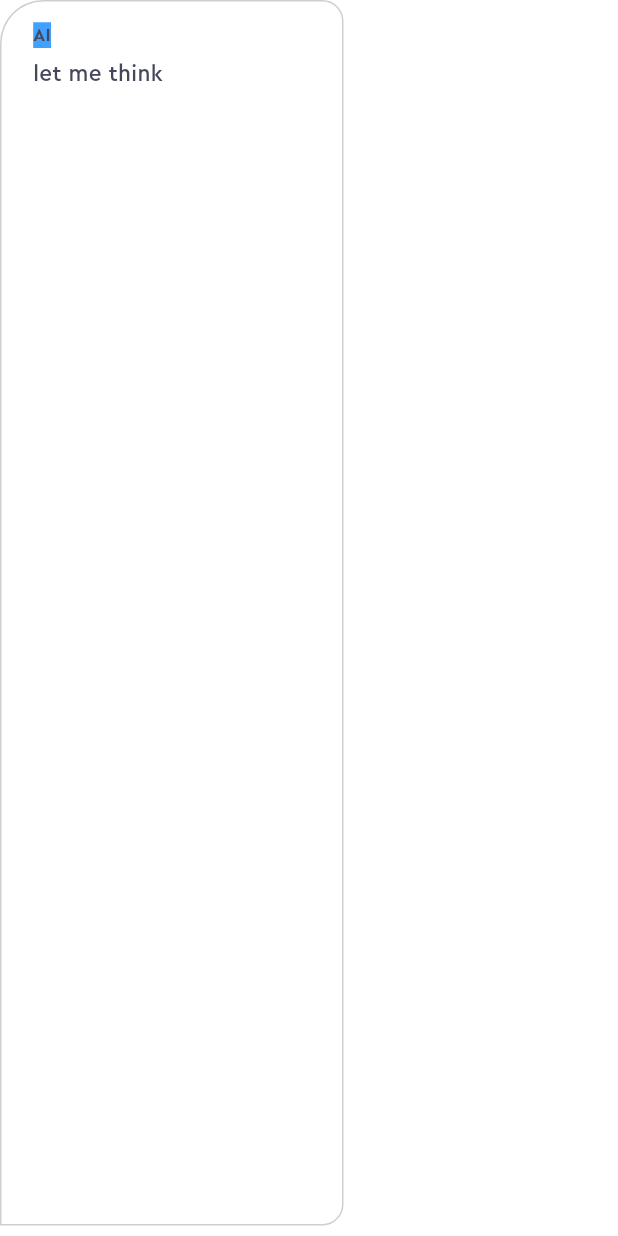
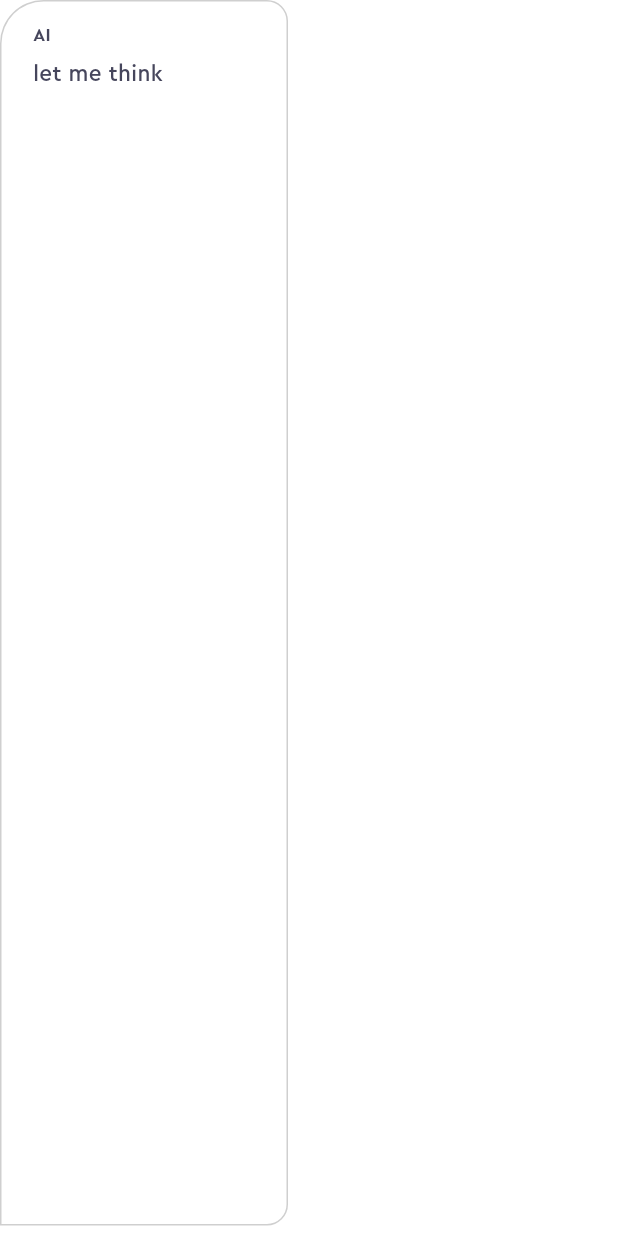
Before and after one commit to barisozgenn/ChatAI-Flutter, a Flutter app: the MessageBaloon widget shown alone on an empty page, opened directly, on a phone screen of 412 x 824 dp. Run offline on Flutter 3.47's test engine with Material 2 defaults, Android fonts, the phone set to English and light mode, and no system bars; our stand-ins replace animate_do, flutter_tts, speech_to_text.

Commit message:
ui changes

```diff
--- a/photo_ml/lib/home_page.dart
+++ b/photo_ml/lib/home_page.dart
@@ -25,12 +25,14 @@ class _HomePageState extends State<HomePage> {
   String? searchText;
   int animDelay = 129;
   List<MessageBaloon> messageList = <MessageBaloon>[];
+  double screenWidth = 0;
 
   @override
   void initState() {
     super.initState();
     initSpeechToText();
     initTextToSpeech();
+    screenWidth = 200; //MediaQuery.of(context).size.width;
   }
 
   Future<void> initSpeechToText() async {
--- a/photo_ml/lib/message_baloon.dart
+++ b/photo_ml/lib/message_baloon.dart
@@ -7,6 +7,7 @@ class MessageBaloon extends StatelessWidget {
   final String text;
   final String? imageUrl;
   final bool isAI;
+
   const MessageBaloon(
       {super.key,
       required this.backgroundColor,
@@ -19,13 +20,17 @@ class MessageBaloon extends StatelessWidget {
     return FadeInRight(
       child: Visibility(
         child: Align(
-          alignment: isAI ? Alignment.centerLeft : Alignment.centerRight,
-          child: Flexible(
-            child: Container(
-              width: text.length < 29 ? 229 : double.infinity,
+          child: Row(children: [
+            if (!isAI) const Spacer(),
+            Container(
+              constraints: BoxConstraints.loose(Size.infinite),
               padding: const EdgeInsets.symmetric(horizontal: 14, vertical: 7),
-              margin: const EdgeInsets.only(bottom: 7)
-                  .copyWith(left: isAI ? 0 : 29, right: isAI ? 29 : 0),
+              margin: const EdgeInsets.only(bottom: 7),
+              width: text.length < 29
+                  ? 192
+                  : imageUrl == null
+                      ? 292
+                      : 329,
               decoration: BoxDecoration(
                   border: Border.all(color: Pallete.borderColor),
                   color: isAI
@@ -58,7 +63,6 @@ class MessageBaloon extends StatelessWidget {
                             fontFamily: 'Cera Pro',
                             color: Pallete.mainFontColor,
                             fontSize: 12,
-                            backgroundColor: Pallete.secondAssistantCircleColor,
                             fontWeight: FontWeight.bold),
                       ),
                     ),
@@ -92,7 +96,7 @@ class MessageBaloon extends StatelessWidget {
                 ],
               ),
             ),
-          ),
+          ]),
         ),
       ),
     );
```
